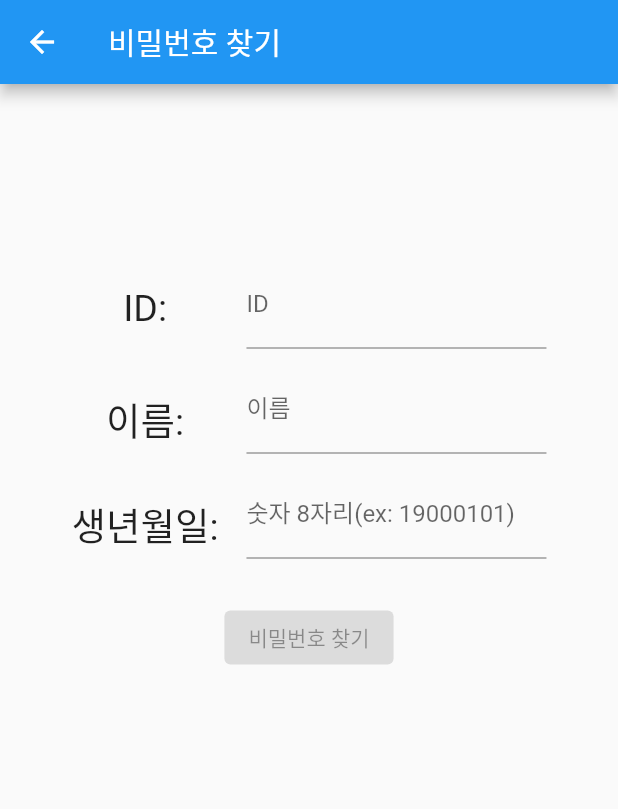
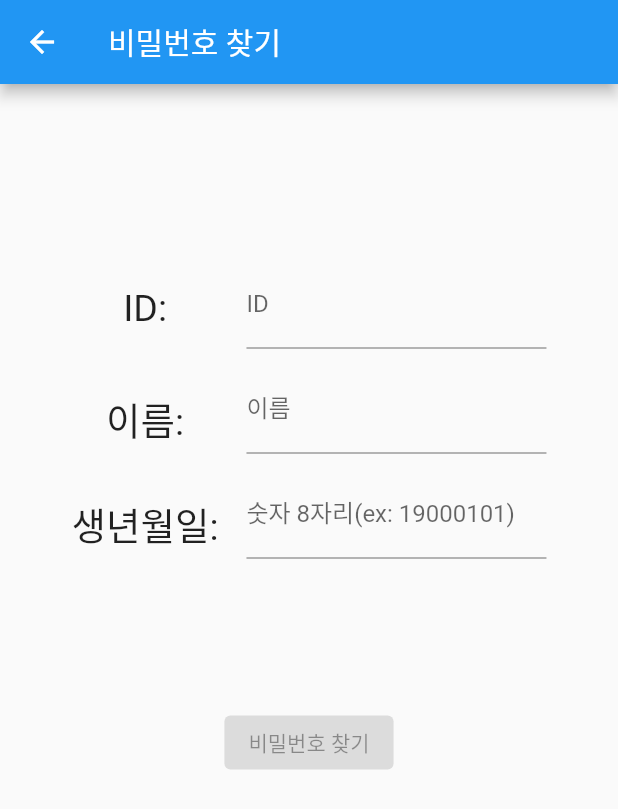
Before and after one commit to MirrorSpring/DIVO, a Flutter app: the FindPw screen opened directly, on a phone screen of 412 x 824 dp. Shown: the top 809 px of the screen. Run offline on Flutter 3.47's test engine with Material 2 defaults, Android fonts, the phone set to English and light mode, and no system bars; our stand-ins replace shared_preferences; accounts and stored records are empty.

Commit message:
비밀번호 찾기 화면 디자인 수정

```diff
--- a/flutterboard_app/lib/views/findpw.dart
+++ b/flutterboard_app/lib/views/findpw.dart
@@ -144,6 +144,9 @@ class _FindPwState extends State<FindPw> {
                   ),
                 ],
               ),
+              const SizedBox(
+                height: 70,
+              ),
               ElevatedButton(
                 onPressed: idCont.text.trim().isNotEmpty &&
                         nameCont.text.trim().isNotEmpty &&
```
